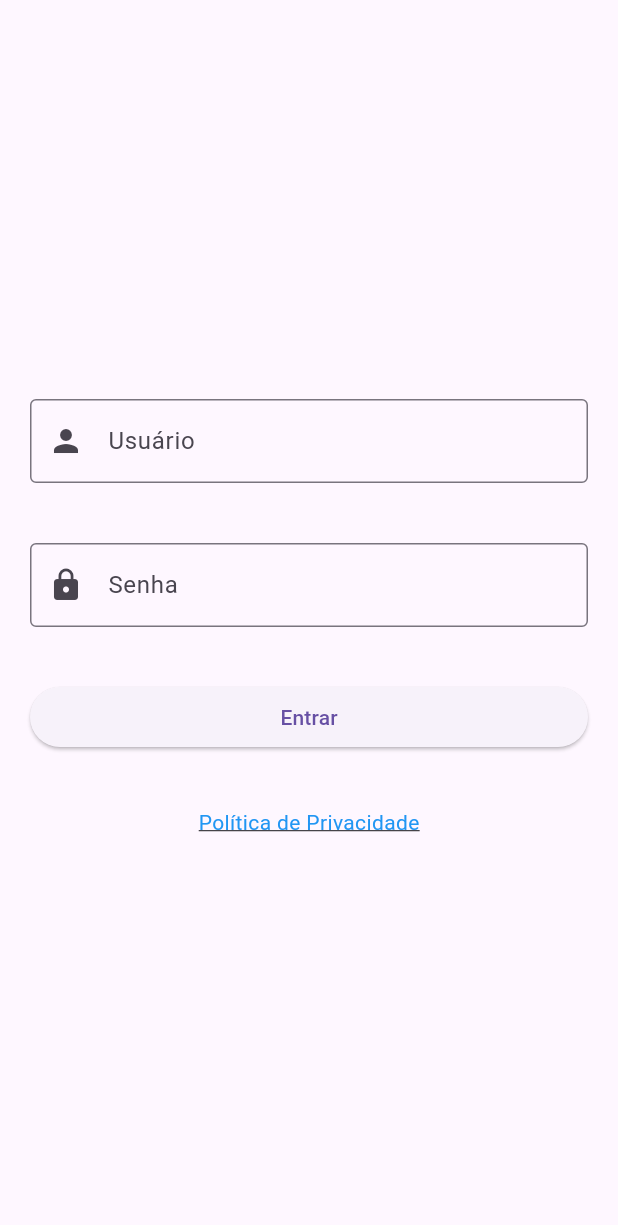
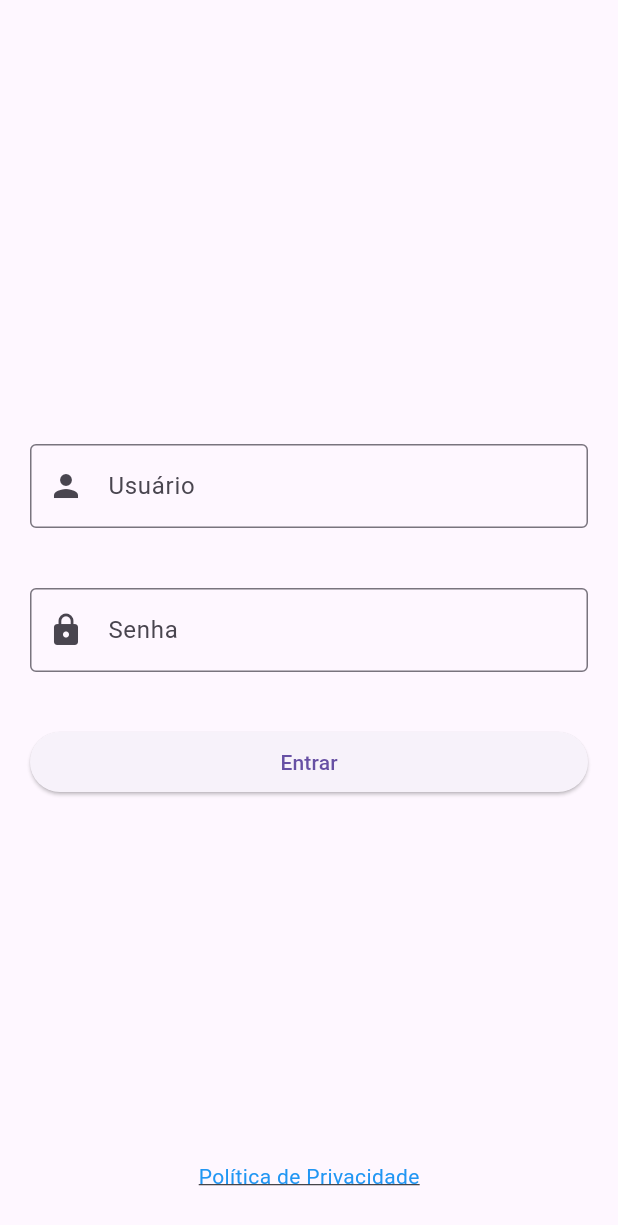
Before and after one commit to filipewb/flutterTeste, a Flutter app: the screen it shows after launch, on a phone screen of 412 x 824 dp. Shown: the top 1225 px of the screen. Run offline on Flutter 3.47's test engine with Material 3 defaults, Android fonts, the phone set to English and light mode, and no system bars.

Commit message:
fix: ajuste na login

```diff
--- a/desafio_tecnico/lib/Login/login_widget.dart
+++ b/desafio_tecnico/lib/Login/login_widget.dart
@@ -68,7 +68,9 @@ class _LoginWidgetState extends State<LoginWidget> {
   @override
   Widget build(BuildContext context) {
     return Center(
-      child: Padding(
+      child: Stack(
+        children: [
+          Padding(
             padding: const EdgeInsets.all(20.0),
             child: Form(
               key: _formKey,
@@ -119,12 +121,19 @@ class _LoginWidgetState extends State<LoginWidget> {
                       child: const Text('Entrar'),
                     ),
                   ),
-              const SizedBox(height: 40.0),
-              const PrivacyPolicyLink(),
                 ],
               ),
             ),
           ),
+          const Positioned(
+            top: 10,
+            bottom: 30,
+            left: 0,
+            right: 0,
+            child: PrivacyPolicyLink(),
+          ),
+        ],
+      ),
     );
   }
 }
```
Lines whose indentation alone changed are shown as unchanged.
